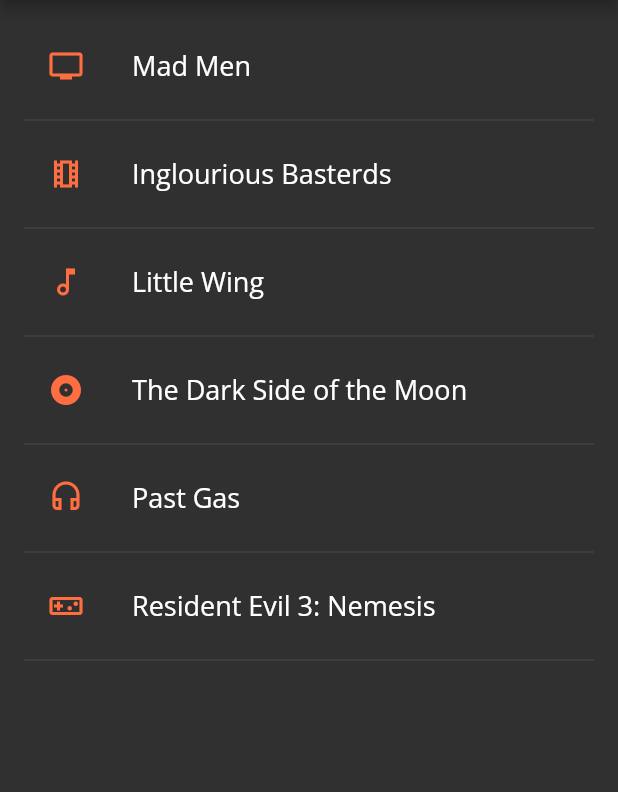
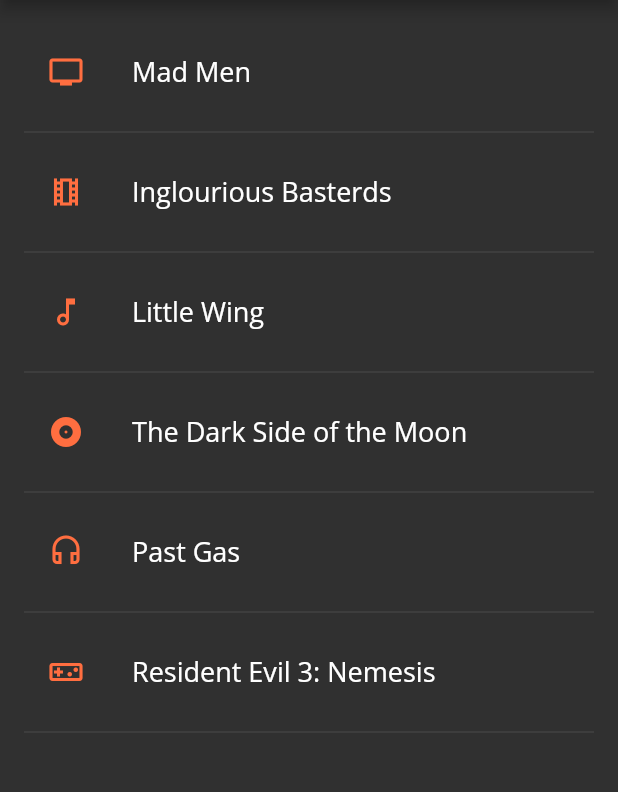
Before and after one commit to opvini/listlix.com, a Flutter app: the screen it shows after launch, on a phone screen of 412 x 824 dp, the part 84-876 px from its top. Run offline on Flutter 3.47's test engine with Material 2 defaults, Android fonts, the phone set to English and light mode, and no system bars.

Commit message:
Adjust list tile padding (#3)

```diff
--- a/listlix-mobile/listlix/lib/favourite_list.dart
+++ b/listlix-mobile/listlix/lib/favourite_list.dart
@@ -59,6 +59,10 @@ class _FavouritesListPageState extends State<FavouritesListPage> {
         item.name,
         style: TextStyle(fontSize: 18.0),
       ),
+      contentPadding: EdgeInsets.symmetric(
+        horizontal: 16.0,
+        vertical: 4.0,
+      ),
     );
   }
 
```
